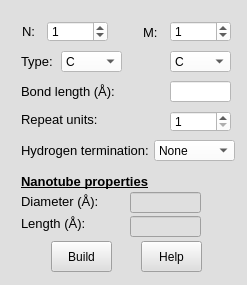
The window that furiousatoms/forms/SWNT.ui (nasimanousheh/furious-atoms) describes before a commit, drawn with Qt 5.
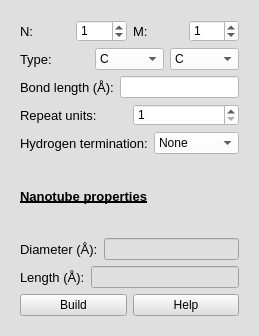
The same window after the commit.

```diff
--- a/furiousatoms/forms/SWNT.ui
+++ b/furiousatoms/forms/SWNT.ui
@@ -6,8 +6,8 @@
    <rect>
     <x>0</x>
     <y>0</y>
-    <width>247</width>
-    <height>285</height>
+    <width>258</width>
+    <height>336</height>
    </rect>
   </property>
   <property name="windowTitle">
@@ -16,8 +16,8 @@
   <property name="styleSheet">
    <string notr="true">background-color: rgb(223, 223, 223);</string>
   </property>
-  <layout class="QVBoxLayout" name="verticalLayout">
-   <item>
+  <layout class="QGridLayout" name="gridLayout_9">
+   <item row="0" column="0">
     <widget class="QWidget" name="SWNT" native="true">
      <property name="autoFillBackground">
       <bool>false</bool>
@@ -25,15 +25,11 @@
      <property name="styleSheet">
       <string notr="true">background-color: rgb(223, 223, 223);</string>
      </property>
+     <layout class="QGridLayout" name="gridLayout_8">
+      <item row="0" column="0" colspan="2">
+       <layout class="QGridLayout" name="gridLayout">
+        <item row="0" column="0">
      <widget class="QLabel" name="label_chirality_N_SWNT">
-      <property name="geometry">
-       <rect>
-        <x>11</x>
-        <y>10</y>
-        <width>21</width>
-        <height>21</height>
-       </rect>
-      </property>
       <property name="font">
        <font>
         <pointsize>10</pointsize>
@@ -43,51 +39,45 @@
        <string>N:</string>
       </property>
      </widget>
-     <widget class="QLabel" name="label_repeat_units_SWNT">
-      <property name="geometry">
-       <rect>
-        <x>10</x>
-        <y>98</y>
-        <width>81</width>
-        <height>21</height>
-       </rect>
-      </property>
+        </item>
+        <item row="0" column="1">
+         <widget class="QSpinBox" name="spinBox_chirality_N_SWNT">
+          <property name="styleSheet">
+           <string notr="true">background-color: rgb(255, 255, 255);</string>
+          </property>
+          <property name="value">
+           <number>1</number>
+          </property>
+         </widget>
+        </item>
+        <item row="0" column="2">
+         <widget class="QLabel" name="label_chirality_M_SWNT">
       <property name="font">
        <font>
         <pointsize>10</pointsize>
        </font>
       </property>
       <property name="text">
-       <string>Repeat units:</string>
-      </property>
-     </widget>
-     <widget class="QLabel" name="label_bond_length_SWNT">
-      <property name="geometry">
-       <rect>
-        <x>10</x>
-        <y>70</y>
-        <width>101</width>
-        <height>20</height>
-       </rect>
-      </property>
-      <property name="font">
-       <font>
-        <pointsize>10</pointsize>
-       </font>
-      </property>
-      <property name="text">
-       <string>Bond length (Å):</string>
-      </property>
-     </widget>
+           <string>M:</string>
+          </property>
+         </widget>
+        </item>
+        <item row="0" column="3">
+         <widget class="QSpinBox" name="spinBox_chirality_M_SWNT">
+          <property name="styleSheet">
+           <string notr="true">background-color: rgb(255, 255, 255);</string>
+          </property>
+          <property name="value">
+           <number>1</number>
+          </property>
+         </widget>
+        </item>
+       </layout>
+      </item>
+      <item row="1" column="0" colspan="2">
+       <layout class="QGridLayout" name="gridLayout_2">
+        <item row="0" column="0">
      <widget class="QLabel" name="label_type_SWNT">
-      <property name="geometry">
-       <rect>
-        <x>10</x>
-        <y>40</y>
-        <width>41</width>
-        <height>21</height>
-       </rect>
-      </property>
       <property name="font">
        <font>
         <pointsize>10</pointsize>
@@ -97,15 +87,9 @@
        <string>Type:</string>
       </property>
      </widget>
+        </item>
+        <item row="0" column="1">
      <widget class="QComboBox" name="comboBox_type1_SWNT">
-      <property name="geometry">
-       <rect>
-        <x>50</x>
-        <y>40</y>
-        <width>61</width>
-        <height>21</height>
-       </rect>
-      </property>
       <property name="styleSheet">
        <string notr="true">background-color: rgb(255, 255, 255);</string>
       </property>
@@ -125,15 +109,47 @@
        </property>
       </item>
      </widget>
+        </item>
+        <item row="0" column="2">
+         <widget class="QComboBox" name="comboBox_type2_SWNT">
+          <property name="styleSheet">
+           <string notr="true">background-color: rgb(255, 255, 255);</string>
+          </property>
+          <item>
+           <property name="text">
+            <string>C</string>
+           </property>
+          </item>
+          <item>
+           <property name="text">
+            <string>B</string>
+           </property>
+          </item>
+          <item>
+           <property name="text">
+            <string>Al</string>
+           </property>
+          </item>
+         </widget>
+        </item>
+       </layout>
+      </item>
+      <item row="2" column="0" colspan="2">
+       <layout class="QGridLayout" name="gridLayout_3">
+        <item row="0" column="0">
+         <widget class="QLabel" name="label_bond_length_SWNT">
+          <property name="font">
+           <font>
+            <pointsize>10</pointsize>
+           </font>
+          </property>
+          <property name="text">
+           <string>Bond length (Å):</string>
+          </property>
+         </widget>
+        </item>
+        <item row="0" column="1">
      <widget class="QLineEdit" name="lineEdit_bond_length_SWNT">
-      <property name="geometry">
-       <rect>
-        <x>159</x>
-        <y>70</y>
-        <width>61</width>
-        <height>21</height>
-       </rect>
-      </property>
       <property name="styleSheet">
        <string notr="true">background-color: rgb(255, 255, 255);</string>
       </property>
@@ -141,78 +157,25 @@
        <bool>false</bool>
       </property>
      </widget>
-     <widget class="QPushButton" name="pushButton_build_SWNT">
-      <property name="geometry">
-       <rect>
-        <x>40</x>
-        <y>230</y>
-        <width>61</width>
-        <height>31</height>
-       </rect>
-      </property>
-      <property name="text">
-       <string>Build</string>
-      </property>
-     </widget>
-     <widget class="QLabel" name="label_chirality_M_SWNT">
-      <property name="geometry">
-       <rect>
-        <x>132</x>
-        <y>11</y>
-        <width>21</width>
-        <height>21</height>
-       </rect>
-      </property>
+        </item>
+       </layout>
+      </item>
+      <item row="3" column="0" colspan="2">
+       <layout class="QGridLayout" name="gridLayout_4">
+        <item row="0" column="0">
+         <widget class="QLabel" name="label_repeat_units_SWNT">
       <property name="font">
        <font>
         <pointsize>10</pointsize>
        </font>
       </property>
       <property name="text">
-       <string>M:</string>
-      </property>
-     </widget>
-     <widget class="QSpinBox" name="spinBox_chirality_N_SWNT">
-      <property name="geometry">
-       <rect>
-        <x>36</x>
-        <y>10</y>
-        <width>61</width>
-        <height>21</height>
-       </rect>
-      </property>
-      <property name="styleSheet">
-       <string notr="true">background-color: rgb(255, 255, 255);</string>
-      </property>
-      <property name="value">
-       <number>1</number>
-      </property>
-     </widget>
-     <widget class="QSpinBox" name="spinBox_chirality_M_SWNT">
-      <property name="geometry">
-       <rect>
-        <x>159</x>
-        <y>10</y>
-        <width>61</width>
-        <height>21</height>
-       </rect>
-      </property>
-      <property name="styleSheet">
-       <string notr="true">background-color: rgb(255, 255, 255);</string>
-      </property>
-      <property name="value">
-       <number>1</number>
-      </property>
-     </widget>
+           <string>Repeat units:</string>
+          </property>
+         </widget>
+        </item>
+        <item row="0" column="1">
      <widget class="QSpinBox" name="spinBox_repeat_units_SWNT">
-      <property name="geometry">
-       <rect>
-        <x>159</x>
-        <y>100</y>
-        <width>61</width>
-        <height>21</height>
-       </rect>
-      </property>
       <property name="styleSheet">
        <string notr="true">background-color: rgb(255, 255, 255);</string>
       </property>
@@ -220,71 +183,13 @@
        <number>1</number>
       </property>
      </widget>
-     <widget class="QPushButton" name="pushButton_help_build_SWNT">
-      <property name="geometry">
-       <rect>
-        <x>130</x>
-        <y>230</y>
-        <width>61</width>
-        <height>31</height>
-       </rect>
-      </property>
-      <property name="text">
-       <string>Help</string>
-      </property>
-     </widget>
-     <widget class="QLabel" name="Diameter_SWNT">
-      <property name="geometry">
-       <rect>
-        <x>10</x>
-        <y>180</y>
-        <width>81</width>
-        <height>21</height>
-       </rect>
-      </property>
-      <property name="font">
-       <font>
-        <pointsize>10</pointsize>
-       </font>
-      </property>
-      <property name="text">
-       <string>Diameter (Å):</string>
-      </property>
-     </widget>
-     <widget class="QLineEdit" name="lineEdit_diameter_SWNT">
-      <property name="geometry">
-       <rect>
-        <x>119</x>
-        <y>181</y>
-        <width>71</width>
-        <height>21</height>
-       </rect>
-      </property>
-      <property name="acceptDrops">
-       <bool>false</bool>
-      </property>
-      <property name="styleSheet">
-       <string notr="true"/>
-      </property>
-      <property name="frame">
-       <bool>true</bool>
-      </property>
-      <property name="readOnly">
-       <bool>true</bool>
-      </property>
-      <property name="clearButtonEnabled">
-       <bool>false</bool>
-      </property>
-     </widget>
+        </item>
+       </layout>
+      </item>
+      <item row="4" column="0" colspan="2">
+       <layout class="QGridLayout" name="gridLayout_5">
+        <item row="0" column="0">
      <widget class="QLabel" name="lable_H_termination_SWNT">
-      <property name="geometry">
-       <rect>
-        <x>10</x>
-        <y>129</y>
-        <width>131</width>
-        <height>21</height>
-       </rect>
-      </property>
       <property name="font">
        <font>
         <pointsize>10</pointsize>
@@ -294,15 +199,9 @@
        <string>Hydrogen termination:</string>
       </property>
      </widget>
+        </item>
+        <item row="0" column="1">
      <widget class="QComboBox" name="comboBox_H_termination_SWNT">
-      <property name="geometry">
-       <rect>
-        <x>143</x>
-        <y>129</y>
-        <width>81</width>
-        <height>21</height>
-       </rect>
-      </property>
       <property name="styleSheet">
        <string notr="true">background-color: rgb(255, 255, 255);</string>
       </property>
@@ -322,15 +221,11 @@
        </property>
       </item>
      </widget>
+        </item>
+       </layout>
+      </item>
+      <item row="5" column="0" colspan="2">
      <widget class="QLabel" name="labl_properties_SWNT">
-      <property name="geometry">
-       <rect>
-        <x>10</x>
-        <y>160</y>
-        <width>141</width>
-        <height>21</height>
-       </rect>
-      </property>
       <property name="font">
        <font>
         <pointsize>10</pointsize>
@@ -343,15 +238,46 @@
        <string>Nanotube properties</string>
       </property>
      </widget>
+      </item>
+      <item row="6" column="0" colspan="2">
+       <layout class="QGridLayout" name="gridLayout_6">
+        <item row="0" column="0">
+         <widget class="QLabel" name="Diameter_SWNT">
+          <property name="font">
+           <font>
+            <pointsize>10</pointsize>
+           </font>
+          </property>
+          <property name="text">
+           <string>Diameter (Å):</string>
+          </property>
+         </widget>
+        </item>
+        <item row="0" column="1">
+         <widget class="QLineEdit" name="lineEdit_diameter_SWNT">
+          <property name="acceptDrops">
+           <bool>false</bool>
+          </property>
+          <property name="styleSheet">
+           <string notr="true"/>
+          </property>
+          <property name="frame">
+           <bool>true</bool>
+          </property>
+          <property name="readOnly">
+           <bool>true</bool>
+          </property>
+          <property name="clearButtonEnabled">
+           <bool>false</bool>
+          </property>
+         </widget>
+        </item>
+       </layout>
+      </item>
+      <item row="7" column="0" colspan="2">
+       <layout class="QGridLayout" name="gridLayout_7">
+        <item row="0" column="0">
      <widget class="QLabel" name="label_length_SWNT">
-      <property name="geometry">
-       <rect>
-        <x>10</x>
-        <y>202</y>
-        <width>71</width>
-        <height>21</height>
-       </rect>
-      </property>
       <property name="font">
        <font>
         <pointsize>10</pointsize>
@@ -361,15 +287,9 @@
        <string>Length (Å):</string>
       </property>
      </widget>
+        </item>
+        <item row="0" column="1">
      <widget class="QLineEdit" name="lineEdit_length_SWNT">
-      <property name="geometry">
-       <rect>
-        <x>119</x>
-        <y>205</y>
-        <width>71</width>
-        <height>21</height>
-       </rect>
-      </property>
       <property name="acceptDrops">
        <bool>false</bool>
       </property>
@@ -386,34 +306,24 @@
        <bool>false</bool>
       </property>
      </widget>
-     <widget class="QComboBox" name="comboBox_type2_SWNT">
-      <property name="geometry">
-       <rect>
-        <x>159</x>
-        <y>40</y>
-        <width>61</width>
-        <height>21</height>
-       </rect>
-      </property>
-      <property name="styleSheet">
-       <string notr="true">background-color: rgb(255, 255, 255);</string>
-      </property>
-      <item>
-       <property name="text">
-        <string>C</string>
-       </property>
-      </item>
-      <item>
+        </item>
+       </layout>
+      </item>
+      <item row="8" column="0">
+       <widget class="QPushButton" name="pushButton_build_SWNT">
        <property name="text">
-        <string>B</string>
-       </property>
+         <string>Build</string>
+        </property>
+       </widget>
       </item>
-      <item>
+      <item row="8" column="1">
+       <widget class="QPushButton" name="pushButton_help_build_SWNT">
        <property name="text">
-        <string>Al</string>
-       </property>
-      </item>
-     </widget>
+         <string>Help</string>
+        </property>
+       </widget>
+      </item>
+     </layout>
     </widget>
    </item>
   </layout>
```
Lines whose indentation alone changed are shown as unchanged.
